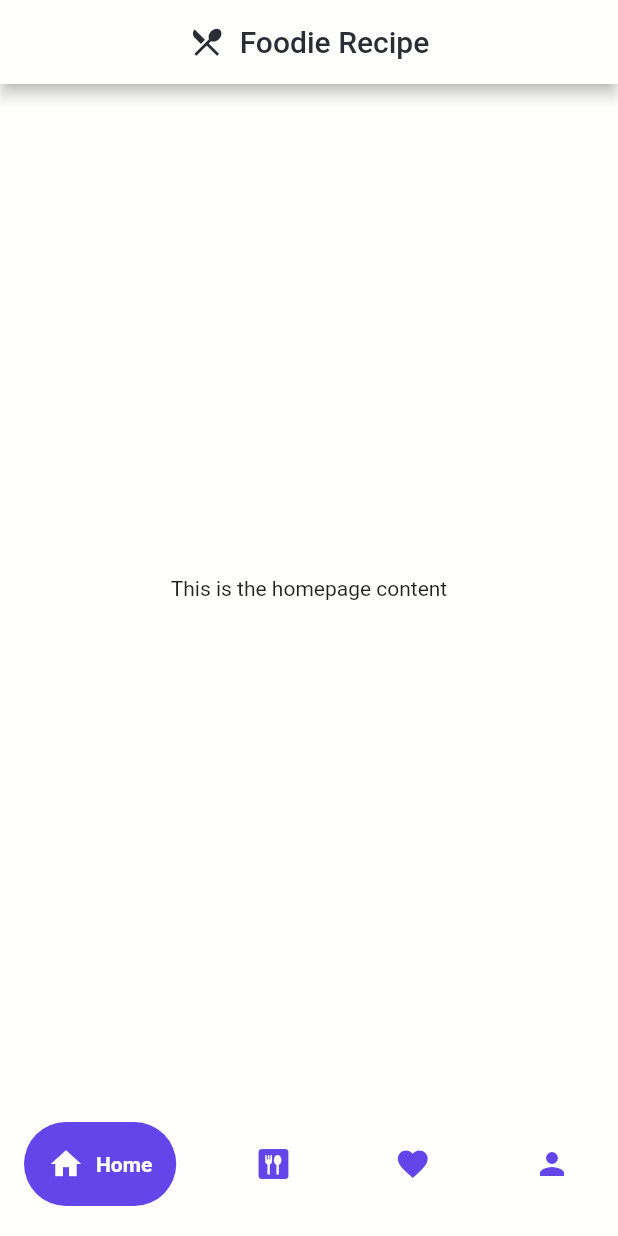
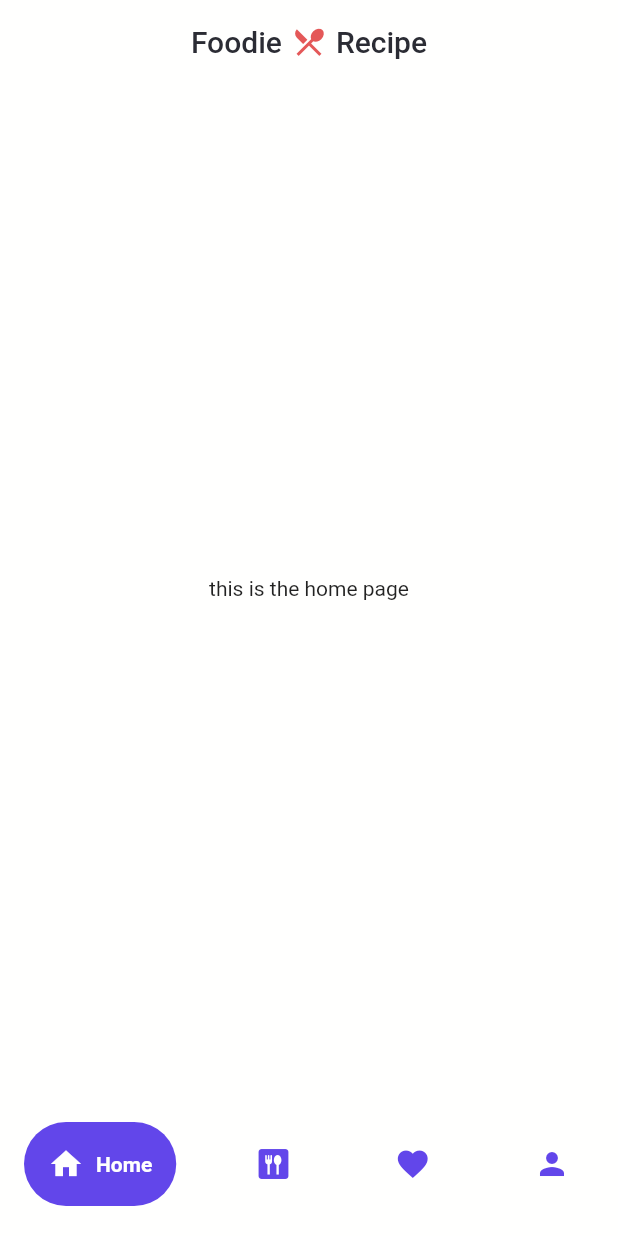
Before and after one commit to farahbusra/recipe_app, a Flutter app: the screen it shows after launch, after a tap on "Skip", on a phone screen of 412 x 824 dp. Run offline on Flutter 3.47's test engine with Material 2 defaults, Android fonts, the phone set to English and light mode, and no system bars; drawn by our look-alikes of google_nav_bar; our stand-ins replace flutter_bloc.

Commit message:
changes on onboarding scree

```diff
--- a/lib/onboarding/onboarding.dart
+++ b/lib/onboarding/onboarding.dart
@@ -34,6 +34,7 @@ class _OnboardingScreenState extends State<OnboardingScreen> {
     const tertiaryColor = Color(0xFFE45858);
 
     return Scaffold(
+      resizeToAvoidBottomInset: false,
       body: Column(
         children: [
           Expanded(
@@ -48,7 +49,9 @@ class _OnboardingScreenState extends State<OnboardingScreen> {
               itemBuilder: (_, arr) {
                 return Padding(
                   padding:
-                      const EdgeInsets.symmetric(horizontal: 40, vertical: 100),
+                      // CopyWith to copy the code and remove the entity
+                      const EdgeInsets.symmetric(horizontal: 40, vertical: 100)
+                          .copyWith(bottom: 0),
                   child: Column(
                     children: [
                       Image.asset(
@@ -90,10 +93,10 @@ class _OnboardingScreenState extends State<OnboardingScreen> {
             mainAxisAlignment: MainAxisAlignment.spaceBetween,
             children: [
               Container(
-                height: 60,
+                height: 70,
                 width: 130,
                 margin: const EdgeInsets.only(
-                  bottom: 40,
+                  bottom: 60,
                 ),
                 // ignore: deprecated_member_use
                 child: FlatButton(
@@ -110,10 +113,10 @@ class _OnboardingScreenState extends State<OnboardingScreen> {
                 ),
               ),
               Container(
-                height: 60,
+                height: 70,
                 width: 130,
                 margin: const EdgeInsets.only(
-                  bottom: 40,
+                  bottom: 60,
                 ),
                 // ignore: deprecated_member_use
                 child: FlatButton(
@@ -154,7 +157,7 @@ class _OnboardingScreenState extends State<OnboardingScreen> {
     return Container(
       height: 10,
       width: currentIndex == index ? 25 : 10,
-      margin: const EdgeInsets.only(right: 9, bottom: 50),
+      margin: const EdgeInsets.only(right: 9, bottom: 60),
       decoration: BoxDecoration(
         borderRadius: BorderRadius.circular(10),
         color: currentIndex == index
--- a/lib/pages/home.dart
+++ b/lib/pages/home.dart
@@ -12,8 +12,43 @@ class HomePage extends StatefulWidget {
 class _HomePageState extends State<HomePage> {
   @override
   Widget build(BuildContext context) {
-    return Center(
-      child: Text("This is the homepage content"),
+    const primaryColor = Color(0xFFFFFFFE);
+    const paragraphColor = Color(0xFF2B2C34);
+    const buttonTextColor = Color(0xFFFFFFFE);
+    const buttonColor = Color(0xFF6246EA);
+    const secondaryColor = Color(0xFFD1D1E9);
+    const tertiaryColor = Color(0xFFE45858);
+
+    return Scaffold(
+      backgroundColor: primaryColor,
+      appBar: AppBar(
+        title: Row(
+          mainAxisAlignment: MainAxisAlignment.center,
+          children: [
+            Text(
+              'Foodie',
+              style: TextStyle(color: paragraphColor),
+            ),
+            SizedBox(width: 6),
+            Icon(
+              Icons.restaurant_menu,
+              color: tertiaryColor,
+            ),
+            SizedBox(width: 6),
+            Text(
+              'Recipe',
+              style: TextStyle(color: paragraphColor),
+            ),
+          ],
+        ),
+        elevation: 0,
+        centerTitle: true,
+        backgroundColor: primaryColor,
+      ),
+      body: Center(child: Text('this is the home page')),
     );
+    // return Center(
+    //   child: Text("This is the homepage content"),
+    // );
   }
 }
--- a/lib/pages/index.dart
+++ b/lib/pages/index.dart
@@ -2,7 +2,7 @@ import 'package:flutter/material.dart';
 import 'package:flutter_bloc/flutter_bloc.dart';
 import 'package:google_nav_bar/google_nav_bar.dart';
 import 'package:recipe_app/pages/profile.dart';
-import 'package:recipe_app/pages/recipes.dart';
+import 'package:recipe_app/pages/recipe.dart';
 import 'package:recipe_app/router/router_cubit.dart';
 import 'package:recipe_app/router/router_state.dart';
 import 'package:recipe_app/pages/favorite.dart';
@@ -41,24 +41,6 @@ class _MyIndexState extends State<MyIndex> {
 
     return Scaffold(
       backgroundColor: primaryColor,
-      appBar: AppBar(
-        title: Row(
-          mainAxisAlignment: MainAxisAlignment.center,
-          children: [
-            Icon(
-              Icons.restaurant_menu,
-              color: paragraphColor,
-            ),
-            SizedBox(width: 10),
-            Text(
-              'Foodie Recipe',
-              style: TextStyle(color: paragraphColor),
-            ),
-          ],
-        ),
-        centerTitle: true,
-        backgroundColor: primaryColor,
-      ),
       body: BlocBuilder<RouterCubit, RouterState>(
         bloc: _routerCubit,
         builder: (context, state) {
--- a/lib/pages/recipes.dart
+++ b/lib/pages/recipe.dart
@@ -17,8 +17,24 @@ class _RecipePageState extends State<RecipePage> {
     const secondaryColor = Color(0xFFD1D1E9);
     const tertiaryColor = Color(0xFFE45858);
 
-    return Center(
-      child: Text("You lovly craving is here"),
+    return Scaffold(
+      backgroundColor: primaryColor,
+      appBar: AppBar(
+        title: Row(
+          mainAxisAlignment: MainAxisAlignment.center,
+          children: [
+            Text(
+              'Recipe',
+              style: TextStyle(color: paragraphColor),
+            ),
+            SizedBox(width: 6),
+          ],
+        ),
+        elevation: 0,
+        centerTitle: true,
+        backgroundColor: primaryColor,
+      ),
+      body: Center(child: Text('this is the recipe page')),
     );
   }
 }
```
